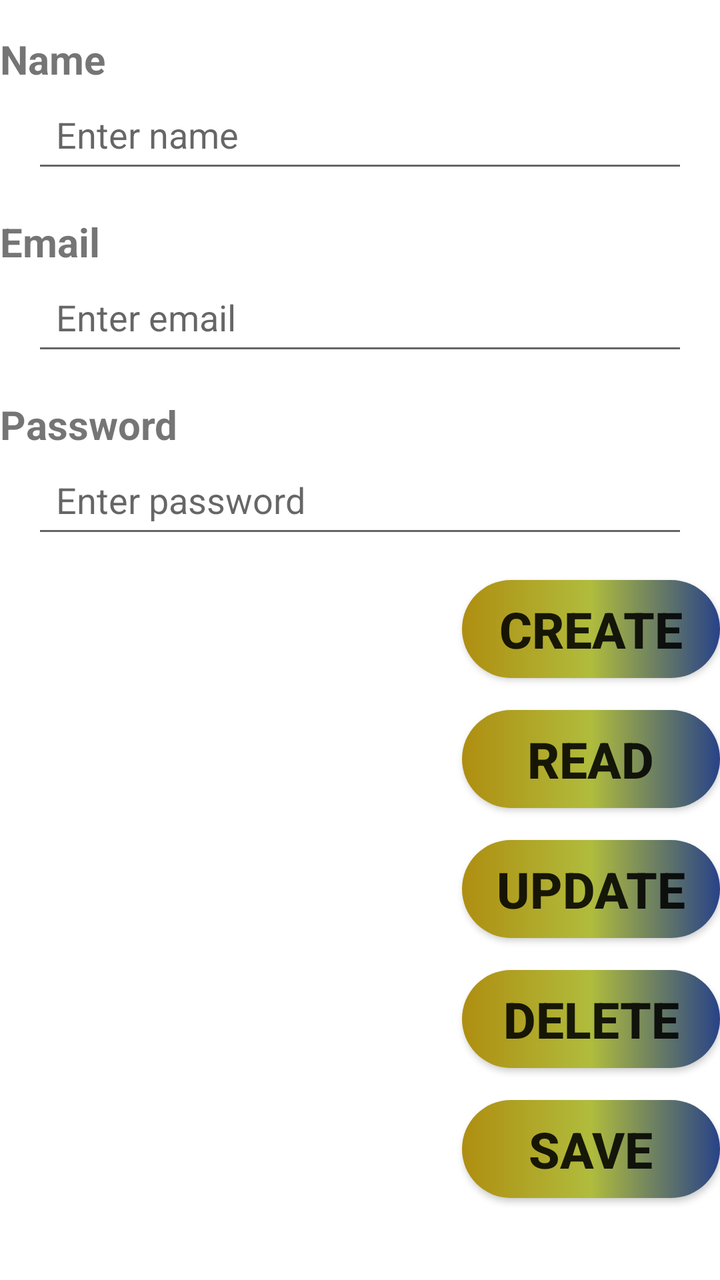
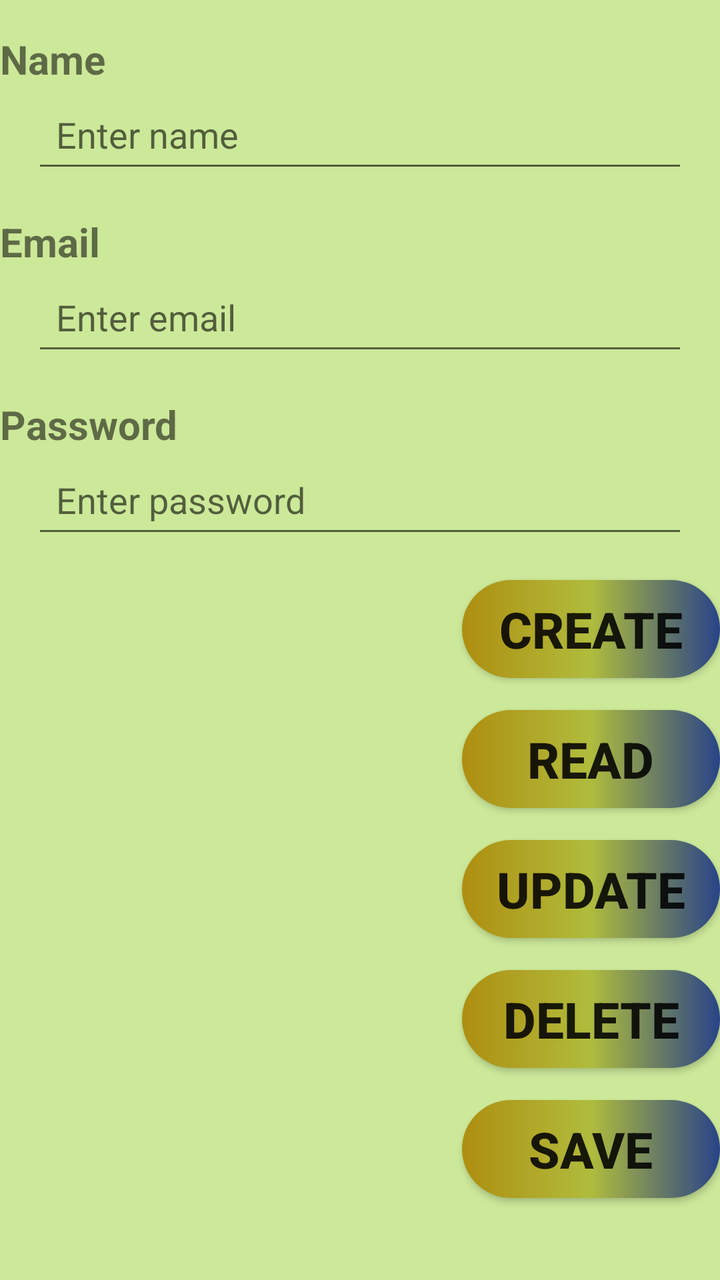

An Android layout rendered at two revisions. The XML below is the earlier revision; the diff shows what the commit changed to produce the second picture.
<!-- AndroidManifest.xml: activity theme Theme.AppCompat.Light -->
<!-- res/layout/activity_users.xml -->
<?xml version="1.0" encoding="utf-8"?>
<androidx.constraintlayout.widget.ConstraintLayout xmlns:android="http://schemas.android.com/apk/res/android"
    xmlns:app="http://schemas.android.com/apk/res-auto"
    xmlns:tools="http://schemas.android.com/tools"
    android:layout_width="match_parent"
    android:layout_height="match_parent"
    android:background="@color/white"
    tools:context=".UsersActivity">

    
    <TextView
        android:id="@+id/text_name"
        android:layout_width="wrap_content"
        android:layout_height="wrap_content"
        android:text="Name"
        android:textStyle="bold"
        android:textSize="20sp"
        android:layout_marginTop="16dp"
        app:layout_constraintStart_toStartOf="parent"
        app:layout_constraintTop_toTopOf="parent" />

    <EditText
        android:id="@+id/edit_name"
        android:layout_width="0dp"
        android:layout_height="wrap_content"
        android:layout_marginStart="16dp"
        android:layout_marginEnd="16dp"
        android:inputType="textPersonName"
        android:hint="Enter name"
        app:layout_constraintEnd_toEndOf="parent"
        app:layout_constraintStart_toStartOf="parent"
        app:layout_constraintTop_toBottomOf="@+id/text_name"
        android:padding="12dp"
        android:autofillHints="" />


    <TextView
        android:id="@+id/text_email"
        android:layout_width="wrap_content"
        android:layout_height="wrap_content"
        android:text="Email"
        android:textStyle="bold"
        android:textSize="20sp"
        android:layout_marginTop="16dp"
        app:layout_constraintStart_toStartOf="parent"
        app:layout_constraintTop_toBottomOf="@+id/edit_name" />

    <EditText
        android:id="@+id/edit_email"
        android:layout_width="0dp"
        android:layout_height="wrap_content"
        android:layout_marginStart="16dp"
        android:layout_marginEnd="16dp"
        android:padding="12dp"
        android:inputType="textEmailAddress"
        android:hint="Enter email"
        app:layout_constraintEnd_toEndOf="parent"
        app:layout_constraintStart_toStartOf="parent"
        app:layout_constraintTop_toBottomOf="@+id/text_email" />

    <TextView
        android:id="@+id/text_password"
        android:layout_width="wrap_content"
        android:layout_height="wrap_content"
        android:text="Password"
        android:textStyle="bold"
        android:textSize="20sp"
        android:layout_marginTop="16dp"
        app:layout_constraintStart_toStartOf="parent"
        app:layout_constraintTop_toBottomOf="@+id/edit_email" />

    <EditText
        android:id="@+id/edit_password"
        android:layout_width="0dp"
        android:layout_height="wrap_content"
        android:layout_marginStart="16dp"
        android:layout_marginEnd="16dp"
        android:padding="12dp"
        android:inputType="textPassword"
        android:hint="Enter password"
        app:layout_constraintEnd_toEndOf="parent"
        app:layout_constraintStart_toStartOf="parent"
        app:layout_constraintTop_toBottomOf="@+id/text_password" />

    
    <Button
        android:id="@+id/btn_create"
        android:layout_width="129dp"
        android:layout_height="49dp"
        android:layout_marginTop="16dp"
        android:background="@drawable/button_shapes"
        android:text="Create"
        android:textSize="25sp"
        android:textStyle="bold"
        app:layout_constraintEnd_toEndOf="parent"
        app:layout_constraintTop_toBottomOf="@+id/edit_password" />

    <Button
        android:id="@+id/btn_read"
        android:layout_width="129dp"
        android:layout_height="49dp"
        android:layout_marginTop="16dp"
        android:background="@drawable/button_shapes"
        android:text="Read"
        android:textSize="25sp"
        android:textStyle="bold"
        app:layout_constraintEnd_toEndOf="parent"
        app:layout_constraintTop_toBottomOf="@+id/btn_create" />

    <Button
        android:id="@+id/btn_update"
        android:layout_width="129dp"
        android:layout_height="49dp"
        android:background="@drawable/button_shapes"
        android:text="Update"
        android:textSize="25sp"
        android:textStyle="bold"
        android:layout_marginTop="16dp"
        app:layout_constraintEnd_toEndOf="parent"
        app:layout_constraintTop_toBottomOf="@+id/btn_read" />

    <Button
        android:id="@+id/btn_delete"
        android:layout_width="129dp"
        android:layout_height="49dp"
        android:layout_marginTop="16dp"
        android:text="Delete"
        android:textSize="25sp"
        android:textStyle="bold"
        android:background="@drawable/button_shapes"
        app:layout_constraintEnd_toEndOf="parent"
        app:layout_constraintTop_toBottomOf="@+id/btn_update" />

    <Button
        android:id="@+id/btn_save"
        android:layout_width="129dp"
        android:layout_height="49dp"
        android:layout_marginTop="16dp"
        android:text="Save"
        android:textSize="25sp"
        android:textStyle="bold"
        android:background="@drawable/button_shapes"
        app:layout_constraintEnd_toEndOf="parent"
        app:layout_constraintTop_toBottomOf="@+id/btn_delete" />

</androidx.constraintlayout.widget.ConstraintLayout>
<!-- resources referenced by this layout -->
<resources>
  <color name="white">#FFFFFFFF</color>
  <!-- drawable button_shapes (drawable) -->
  <?xml version="1.0" encoding="utf-8"?>
  <shape android:shape="rectangle" xmlns:android="http://schemas.android.com/apk/res/android">
      <gradient
          android:startColor="#AF8E10"
          android:centerColor="#B0BC3D"
          android:endColor="#284388" />
      <corners android:radius="100sp"/>
  </shape>
</resources>

<!-- the commit's change to res/layout/activity_users.xml (unified diff, before → after) -->
@@ -4,7 +4,7 @@
     xmlns:tools="http://schemas.android.com/tools"
     android:layout_width="match_parent"
     android:layout_height="match_parent"
-    android:background="@color/white"
+    android:background="#CCE899"
     tools:context=".UsersActivity">
 
     
<!-- resource entries referenced after the edit -->
@@ -1,6 +1,5 @@
 <!-- resources referenced by this layout -->
 <resources>
-  <color name="white">#FFFFFFFF</color>
   <!-- drawable button_shapes (drawable) -->
   <?xml version="1.0" encoding="utf-8"?>
   <shape android:shape="rectangle" xmlns:android="http://schemas.android.com/apk/res/android">
